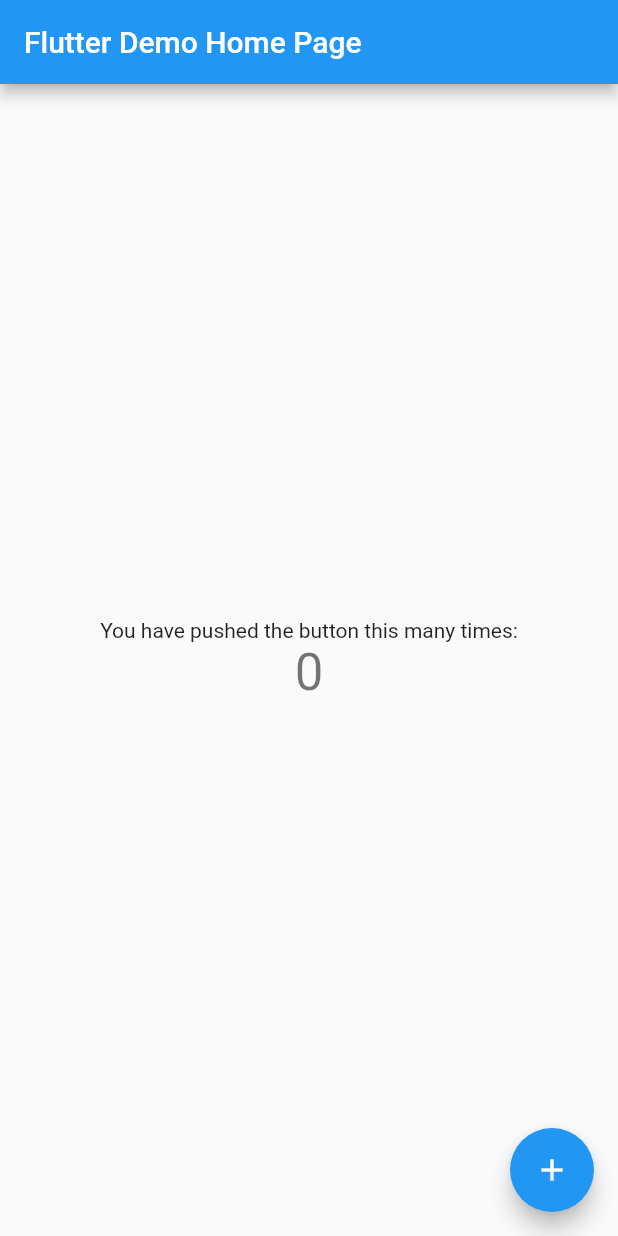
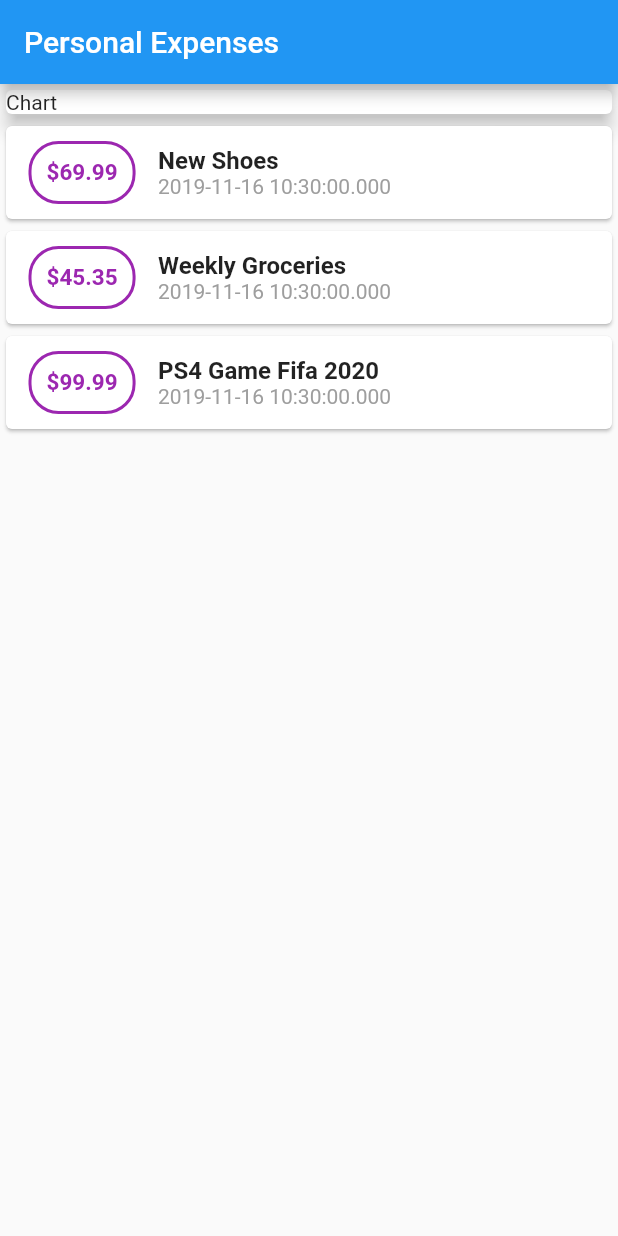
Before and after one commit to mertgonkesen/flutter_quiz_app, a Flutter app: the screen it shows after launch, on a phone screen of 412 x 824 dp. Run offline on Flutter 3.47's test engine with Material 2 defaults, Android fonts, the phone set to English and light mode, and no system bars.

```diff
--- a/lib/main.dart
+++ b/lib/main.dart
@@ -1,4 +1,6 @@
+import 'package:flutter/cupertino.dart';
 import 'package:flutter/material.dart';
+import 'package:quizapp/transaction.dart';
 
 void main() => runApp(MyApp());
 
@@ -20,92 +22,85 @@ class MyApp extends StatelessWidget {
         // is not restarted.
         primarySwatch: Colors.blue,
       ),
-      home: MyHomePage(title: 'Flutter Demo Home Page'),
+      home: MyHomePage(),
     );
   }
 }
 
-class MyHomePage extends StatefulWidget {
-  MyHomePage({Key key, this.title}) : super(key: key);
-
-  // This widget is the home page of your application. It is stateful, meaning
-  // that it has a State object (defined below) that contains fields that affect
-  // how it looks.
-
-  // This class is the configuration for the state. It holds the values (in this
-  // case the title) provided by the parent (in this case the App widget) and
-  // used by the build method of the State. Fields in a Widget subclass are
-  // always marked "final".
-
-  final String title;
-
-  @override
-  _MyHomePageState createState() => _MyHomePageState();
-}
-
-class _MyHomePageState extends State<MyHomePage> {
-  int _counter = 0;
-
-  void _incrementCounter() {
-    setState(() {
-      // This call to setState tells the Flutter framework that something has
-      // changed in this State, which causes it to rerun the build method below
-      // so that the display can reflect the updated values. If we changed
-      // _counter without calling setState(), then the build method would not be
-      // called again, and so nothing would appear to happen.
-      _counter++;
-    });
-  }
+class MyHomePage extends StatelessWidget {
+  final List<Transaction> transactions = [
+    Transaction(
+        id: 't1', title: 'New Shoes', amount: 69.99, date: DateTime.now()),
+    Transaction(
+        id: 't2',
+        title: 'Weekly Groceries',
+        amount: 45.35,
+        date: DateTime.now()),
+    Transaction(
+        id: 't3',
+        title: 'PS4 Game Fifa 2020',
+        amount: 99.99,
+        date: DateTime.now()),
+  ];
 
   @override
   Widget build(BuildContext context) {
-    // This method is rerun every time setState is called, for instance as done
-    // by the _incrementCounter method above.
-    //
-    // The Flutter framework has been optimized to make rerunning build methods
-    // fast, so that you can just rebuild anything that needs updating rather
-    // than having to individually change instances of widgets.
+    // TODO: implement build
     return Scaffold(
       appBar: AppBar(
-        // Here we take the value from the MyHomePage object that was created by
-        // the App.build method, and use it to set our appbar title.
-        title: Text(widget.title),
+        title: Text('Personal Expenses'),
       ),
-      body: Center(
-        // Center is a layout widget. It takes a single child and positions it
-        // in the middle of the parent.
-        child: Column(
-          // Column is also layout widget. It takes a list of children and
-          // arranges them vertically. By default, it sizes itself to fit its
-          // children horizontally, and tries to be as tall as its parent.
-          //
-          // Invoke "debug painting" (press "p" in the console, choose the
-          // "Toggle Debug Paint" action from the Flutter Inspector in Android
-          // Studio, or the "Toggle Debug Paint" command in Visual Studio Code)
-          // to see the wireframe for each widget.
-          //
-          // Column has various properties to control how it sizes itself and
-          // how it positions its children. Here we use mainAxisAlignment to
-          // center the children vertically; the main axis here is the vertical
-          // axis because Columns are vertical (the cross axis would be
-          // horizontal).
-          mainAxisAlignment: MainAxisAlignment.center,
+      body: Column(
+        children: <Widget>[
+          Card(
+            child: Container(width: double.infinity, child: Text('Chart')),
+            elevation: 5,
+          ),
+          Column(
+            children: transactions.map((tx) {
+              return Card(
+                child: Row(
+                  children: <Widget>[
+                    Container(
+                      margin:
+                          EdgeInsets.symmetric(vertical: 10, horizontal: 15),
+                      decoration: BoxDecoration(
+                        border: Border.all(
+                          width: 2,
+                          color: Colors.purple,
+                        ),
+                        borderRadius: BorderRadius.all(Radius.circular(20.0)),
+                      ),
+                      padding: EdgeInsets.all(10),
+                      child: Text(
+                        '\$'+tx.amount.toString(),
+                        style: TextStyle(
+                            fontWeight: FontWeight.bold,
+                            fontSize: 15,
+                            color: Colors.purple),
+                      ),
+                    ),
+                    Column(
+                      crossAxisAlignment: CrossAxisAlignment.start,
                       children: <Widget>[
                         Text(
-              'You have pushed the button this many times:',
+                          tx.title,
+                          style: TextStyle(
+                              fontSize: 16, fontWeight: FontWeight.bold),
                         ),
                         Text(
-              '$_counter',
-              style: Theme.of(context).textTheme.display1,
-            ),
+                          tx.date.toString(),
+                          style: TextStyle(color: Colors.grey),
+                        )
+                      ],
+                    )
                   ],
                 ),
+              );
+            }).toList(),
+          )
+        ],
       ),
-      floatingActionButton: FloatingActionButton(
-        onPressed: _incrementCounter,
-        tooltip: 'Increment',
-        child: Icon(Icons.add),
-      ), // This trailing comma makes auto-formatting nicer for build methods.
     );
   }
 }
--- a/pubspec.yaml
+++ b/pubspec.yaml
@@ -23,6 +23,8 @@ dependencies:
   # The following adds the Cupertino Icons font to your application.
   # Use with the CupertinoIcons class for iOS style icons.
   cupertino_icons: ^0.1.2
+  intl: ^0.16.0
+
 
 dev_dependencies:
   flutter_test:
```
Also changed, not shown: pubspec.lock. Lines whose indentation alone changed are shown as unchanged.
